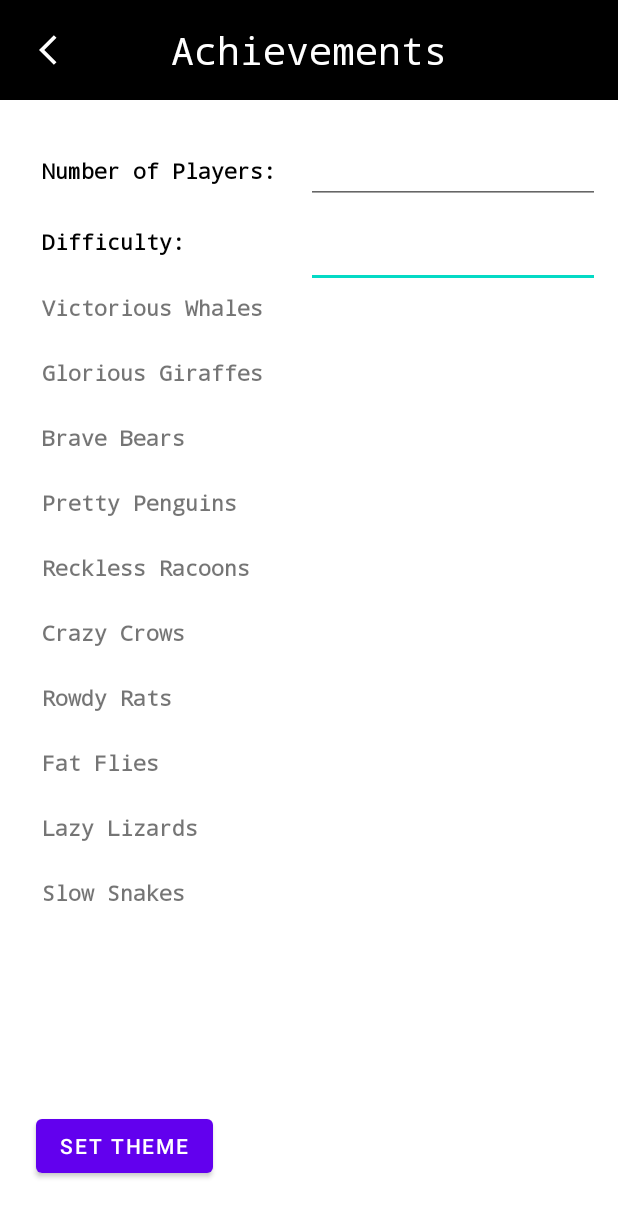
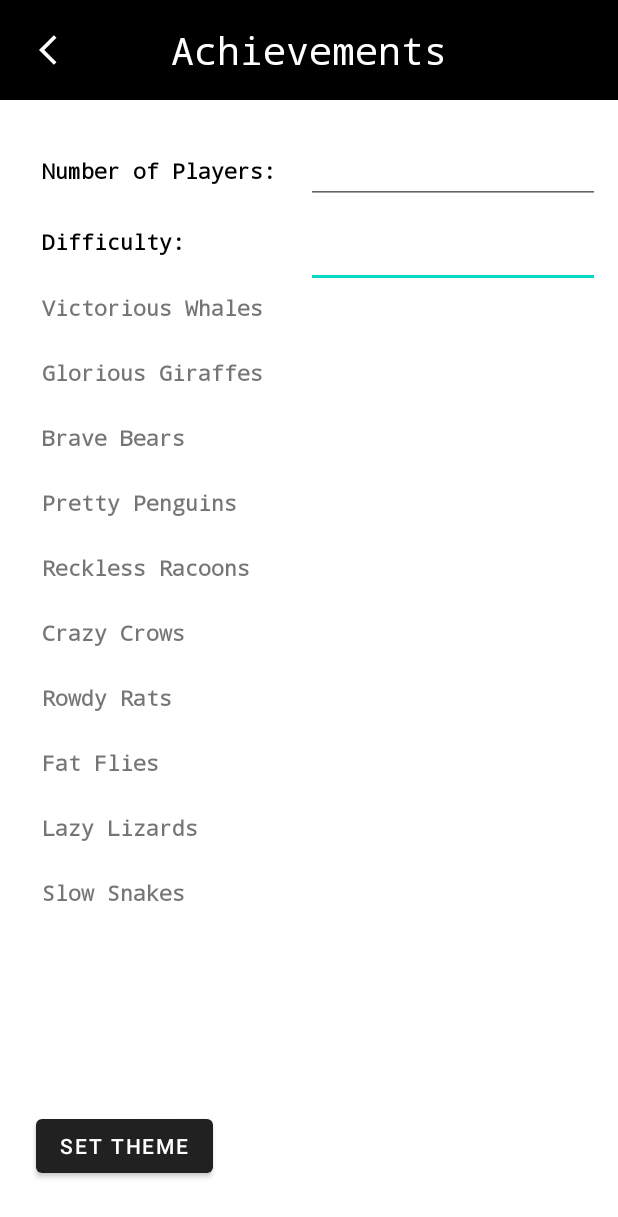
Before and after one commit to DavisH999/Board_Game_Tracker, an Android app: the AchievementsActivity screen opened directly, with no data from a screen before it, on a phone screen of 412 x 824 dp. Shown: the top 1217 px of the screen. Run offline under Robolectric (Android 15) with nearby library versions, the phone set to English and light mode, and no system bars.

Commit message:
SetTheme Activity done

```diff
--- a/app/src/main/res/layout/activity_achivements.xml
+++ b/app/src/main/res/layout/activity_achivements.xml
@@ -301,5 +301,6 @@
         android:layout_marginBottom="36dp"
         android:text="Set Theme"
         app:layout_constraintBottom_toBottomOf="parent"
-        app:layout_constraintStart_toStartOf="parent" />
+        app:layout_constraintStart_toStartOf="parent"
+        android:theme="@style/Theme.AppCompat"/>
 </androidx.constraintlayout.widget.ConstraintLayout>
--- a/app/src/main/res/layout/activity_configuration.xml
+++ b/app/src/main/res/layout/activity_configuration.xml
@@ -73,7 +73,6 @@
         android:fontFamily="monospace"
         android:text="@string/go_to_achievements"
         android:theme="@style/Theme.AppCompat"
-        app:iconTint="@color/black"
         app:layout_constraintStart_toStartOf="parent"
         app:layout_constraintTop_toBottomOf="@+id/et_configPoorScore" />
 
```
Also changed, not shown: app/src/main/java/ca/cmpt276/project_7f/SetTheme.java (+14 -11 lines).
